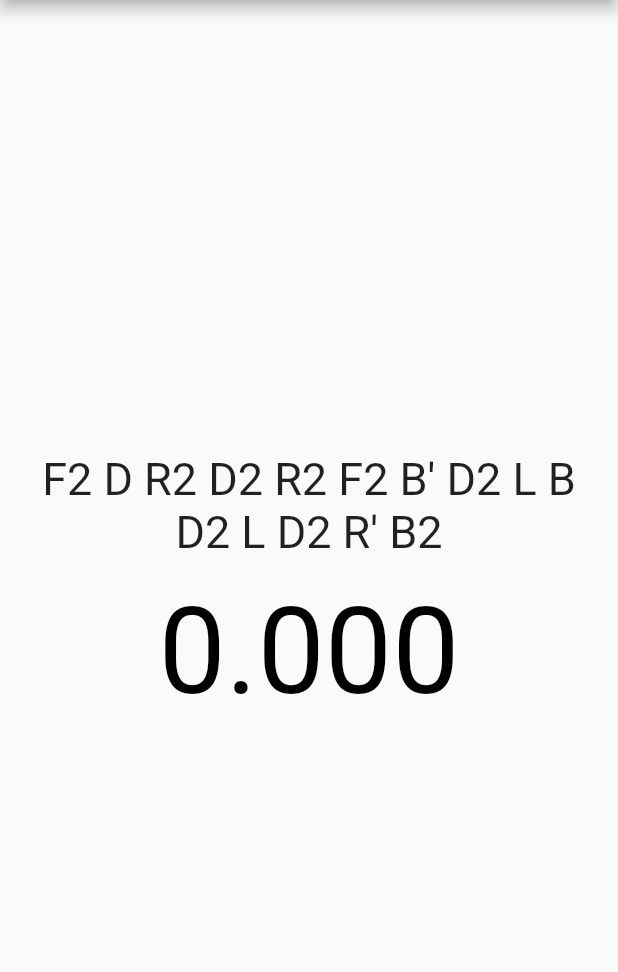
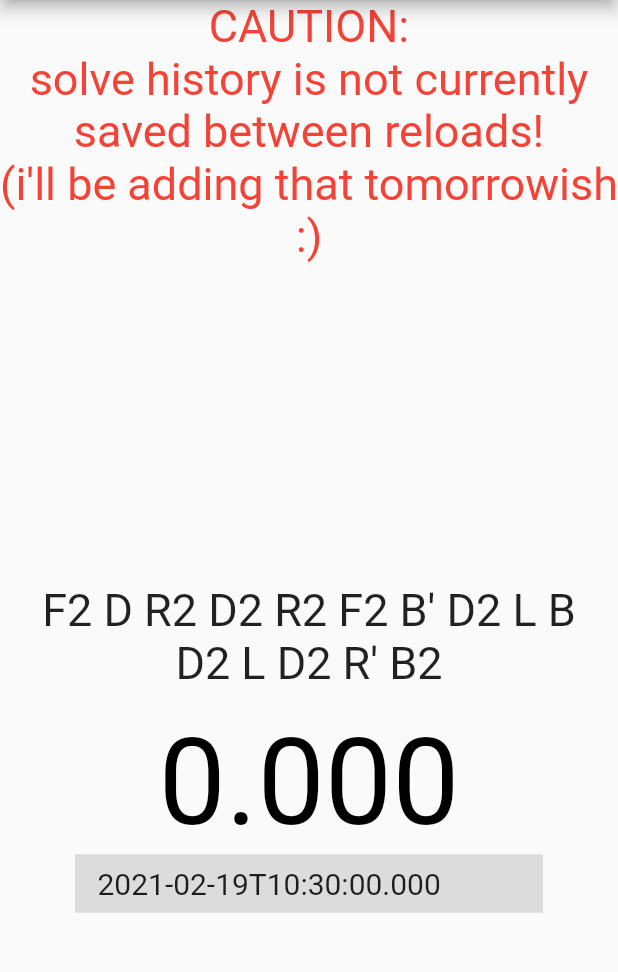
Before and after one commit to B1tWhys/CubeTrainer, a Flutter app: the screen it shows after launch, on a phone screen of 412 x 824 dp, the part 84-1056 px from its top. Run offline on Flutter 3.47's test engine with Material 2 defaults, Android fonts, the phone set to English and light mode, and no system bars.

Commit message:
add history to main screen

```diff
--- a/lib/main.dart
+++ b/lib/main.dart
@@ -1,7 +1,9 @@
 import 'package:cubetrainer/model/scrambler.dart';
 import 'package:cubetrainer/model/settings.dart';
+import 'package:cubetrainer/model/solveHistory.dart';
 import 'package:cubetrainer/model/timerState.dart';
 import 'package:cubetrainer/widgets/settingsWidget.dart';
+import 'package:cubetrainer/widgets/solveHistoryWidget.dart';
 import 'package:cubetrainer/widgets/timerWidget.dart';
 import 'package:cubetrainer/widgets/scrambleWidget.dart';
 import 'package:flutter/material.dart';
@@ -35,13 +37,20 @@ class MyHomePage extends StatefulWidget {
 }
 
 class _MyHomePageState extends State<MyHomePage> {
+  Widget _warning() => Text(
+        "CAUTION:\nsolve history is not currently saved between reloads!\n(i'll be adding that tomorrowish :)",
+        style: TextStyle(fontSize: 30, color: Colors.red),
+        textAlign: TextAlign.center,
+      );
+
   @override
   Widget build(BuildContext context) {
     return MultiProvider(
       providers: [
         ChangeNotifierProvider(create: (context) => SolveState()),
         ChangeNotifierProvider(create: (context) => Scrambler()),
-        Provider(create: (context) => Settings())
+        Provider(create: (context) => Settings()),
+        ChangeNotifierProvider(create: (_) => SolveHistory()),
       ],
       builder: (context, _) => Scaffold(
         appBar: AppBar(
@@ -50,8 +59,11 @@ class _MyHomePageState extends State<MyHomePage> {
         body: Center(
           child: Column(
             children: [
+              _warning(),
+              Spacer(),
               ScrambleWidget(),
               TimerWidget(),
+              SolveHistoryWidget(),
             ],
             mainAxisAlignment: MainAxisAlignment.center,
           ),
--- /dev/null
+++ b/lib/model/solveHistory.dart
@@ -0,0 +1,14 @@
+import 'package:flutter/foundation.dart';
+
+import 'solve.dart';
+
+class SolveHistory extends ChangeNotifier {
+  List<Solve> solves = [
+    Solve([Duration(seconds: 30)], DateTime.now(), "ABCD")
+  ];
+
+  void add(Solve solve) {
+    solves.add(solve);
+    notifyListeners();
+  }
+}
--- /dev/null
+++ b/lib/widgets/solveHistoryWidget.dart
@@ -0,0 +1,57 @@
+import 'package:cubetrainer/model/solve.dart';
+import 'package:cubetrainer/model/solveHistory.dart';
+import 'package:cubetrainer/model/timerState.dart';
+import 'package:flutter/material.dart';
+import 'package:provider/provider.dart';
+
+class SolveHistoryWidget extends StatelessWidget {
+  const SolveHistoryWidget({Key key}) : super(key: key);
+
+  @override
+  Widget build(BuildContext context) {
+    return Consumer2<SolveHistory, SolveState>(
+      builder: (_, solveHistory, solveState, __) {
+        if (solveState.currentStatus == CubeStatus.SCRAMBLING) {
+          return Expanded(
+            child: Padding(
+              padding: const EdgeInsets.symmetric(horizontal: 50),
+              child: ListView.separated(
+                itemBuilder: (context, i) => SolveHistoryRow(
+                  solveHistory.solves[i],
+                  key: Key(i.toString()),
+                ),
+                separatorBuilder: (context, i) => Divider(),
+                itemCount: solveHistory.solves.length,
+              ),
+            ),
+          );
+        } else {
+          return Spacer();
+        }
+      },
+    );
+  }
+}
+
+class SolveHistoryRow extends StatelessWidget {
+  final Solve solve;
+  const SolveHistoryRow(this.solve, {Key key}) : super(key: key);
+
+  @override
+  Widget build(BuildContext context) {
+    return Container(
+      color: Color.fromARGB(255, 220, 220, 220),
+      child: Padding(
+        padding: const EdgeInsets.symmetric(horizontal: 15, vertical: 8),
+        child: Row(
+          children: [
+            Text(
+              solve.timestamp.toIso8601String(),
+              style: TextStyle(fontSize: 20),
+            ),
+          ],
+        ),
+      ),
+    );
+  }
+}
--- a/lib/widgets/timerWidget.dart
+++ b/lib/widgets/timerWidget.dart
@@ -1,6 +1,8 @@
 import 'dart:async';
 
 import 'package:cubetrainer/model/scrambler.dart';
+import 'package:cubetrainer/model/solve.dart';
+import 'package:cubetrainer/model/solveHistory.dart';
 import 'package:cubetrainer/model/timerState.dart';
 import 'package:cubetrainer/model/settings.dart';
 import 'package:flutter/material.dart';
@@ -30,6 +32,7 @@ class _TimerWidgetState extends State<TimerWidget> {
   SolveState globalSolveState;
   Settings settings;
   Scrambler scrambler;
+  SolveHistory solveHistory;
 
   SolvePhase _solvePhase$ = SolvePhase.preSolve;
   set _solvePhase(SolvePhase solvePhase) {
@@ -41,11 +44,9 @@ class _TimerWidgetState extends State<TimerWidget> {
 
   _TimerWidgetState(this._interval);
 
-  void update(_) {
-    setState(() {
-      _displayedTime = formatDuration(_stopwatch.elapsed);
-    });
-  }
+  void update() => setState(() {
+        _displayedTime = formatDuration(_stopwatch.elapsed);
+      });
 
   @override
   void dispose() {
@@ -81,7 +82,7 @@ class _TimerWidgetState extends State<TimerWidget> {
 
   void startSolve() {
     if (_updateTimer?.isActive ?? false) _updateTimer.cancel();
-    _updateTimer = Timer.periodic(_interval, update);
+    _updateTimer = Timer.periodic(_interval, (_) => update());
     _solvePhase = SolvePhase.solving;
     _stopwatch.reset();
     _stopwatch.start();
@@ -90,9 +91,12 @@ class _TimerWidgetState extends State<TimerWidget> {
   void endSolve() {
     _stopwatch.stop();
     _updateTimer.cancel();
-    update(null);
+    update();
     _solvePhase = SolvePhase.solveCompleted;
     globalSolveState.setSolved();
+    Solve solve =
+        Solve([_stopwatch.elapsed], DateTime.now(), scrambler.currentScramble);
+    solveHistory.add(solve);
   }
 
   void handleKeyPress(RawKeyEvent event) {
@@ -130,6 +134,7 @@ class _TimerWidgetState extends State<TimerWidget> {
   Widget build(BuildContext context) {
     scrambler = Provider.of<Scrambler>(context, listen: false);
     globalSolveState = Provider.of<SolveState>(context, listen: false);
+    solveHistory = Provider.of<SolveHistory>(context, listen: false);
     return RawKeyboardListener(
       child: Text(
         _displayedTime,
```
